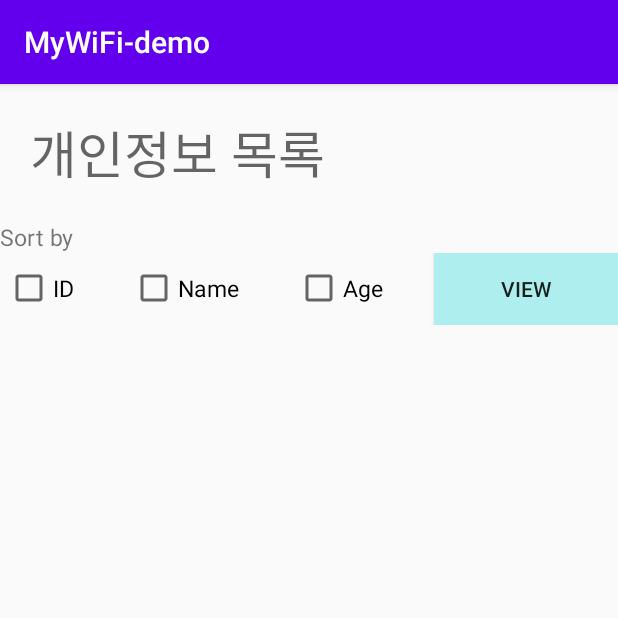
After one commit to heidi618/ohyes_android, an Android app: the ListActivity screen opened directly, with no data from a screen before it, on a phone screen of 412 x 824 dp, the top half of it. The commit adds this screen. Run offline under Robolectric (Android 15) with nearby library versions, the phone set to English and light mode, and no system bars.

Commit message:
개인정보 입력란 하단에 리스트 버튼,리스트 액티비티 만듦(불확실)

```diff
--- a/app/src/main/AndroidManifest.xml
+++ b/app/src/main/AndroidManifest.xml
@@ -2,9 +2,8 @@
 <manifest xmlns:android="http://schemas.android.com/apk/res/android"
     package="com.example.mywifi_demo">
 
-
     <uses-permission android:name="android.permission.INTERNET" />
-
+    <uses-permission android:name="android.permission.INTERNET" />
 
     <application
         android:allowBackup="true"
@@ -13,11 +12,9 @@
         android:roundIcon="@mipmap/ic_launcher_round"
         android:supportsRtl="true"
         android:theme="@style/AppTheme">
-
-        <activity android:name=".JoinActivity"></activity>
+        <activity android:name=".ListActivity"></activity>
+        <activity android:name=".JoinActivity" />
         <activity android:name=".LoginActivity" />
-
-
         <activity android:name=".IntroActivity">
             <intent-filter>
                 <action android:name="android.intent.action.MAIN" />
@@ -25,12 +22,7 @@
                 <category android:name="android.intent.category.LAUNCHER" />
             </intent-filter>
         </activity>
-
         <activity android:name=".MainActivity" />
     </application>
 
-    <uses-permission android:name="android.permission.INTERNET" />
-
-
-
-    </manifest>
+</manifest>
--- /dev/null
+++ b/app/src/main/java/com/example/mywifi_demo/ListActivity.java
@@ -0,0 +1,14 @@
+package com.example.mywifi_demo;
+
+import androidx.appcompat.app.AppCompatActivity;
+
+import android.os.Bundle;
+
+public class ListActivity extends AppCompatActivity {
+
+    @Override
+    protected void onCreate(Bundle savedInstanceState) {
+        super.onCreate(savedInstanceState);
+        setContentView(R.layout.activity_list);
+    }
+}
--- /dev/null
+++ b/app/src/main/res/layout/activity_list.xml
@@ -0,0 +1,91 @@
+<?xml version="1.0" encoding="utf-8"?>
+<LinearLayout xmlns:android="http://schemas.android.com/apk/res/android"
+    xmlns:app="http://schemas.android.com/apk/res-auto"
+    xmlns:tools="http://schemas.android.com/tools"
+    android:layout_width="match_parent"
+    android:layout_height="match_parent"
+    android:orientation="vertical"
+    tools:context=".ListActivity" >
+
+    <TextView
+        android:id="@+id/textview"
+        android:layout_width="match_parent"
+        android:layout_height="wrap_content"
+        android:layout_marginLeft="20dp"
+        android:layout_marginTop="20dp"
+        android:text="개인정보 목록"
+        android:textAppearance="@style/TextAppearance.AppCompat.Display1"/>
+
+    <TextView
+        android:id="@+id/text_sort"
+        android:layout_width="wrap_content"
+        android:layout_height="wrap_content"
+        android:text="Sort by "
+        android:textSize="15dp"
+        android:layout_marginTop="20dp"
+        android:layout_alignLeft="@+id/text_name"
+        android:layout_below="@+id/line1"/>
+
+    <LinearLayout
+        android:layout_width="match_parent"
+        android:layout_height="wrap_content"
+        android:weightSum="4">
+
+        <CheckBox
+            android:id="@+id/check_userid"
+            android:layout_width="wrap_content"
+            android:layout_height="wrap_content"
+            android:layout_alignTop="@+id/text_sort"
+            android:layout_alignBottom="@+id/text_sort"
+            android:layout_marginLeft="3dp"
+            android:layout_toRightOf="@+id/text_sort"
+            android:layout_weight="1"
+            android:text="ID"
+            android:textSize="15dp" />
+
+        <CheckBox
+            android:id="@+id/check_name"
+            android:layout_width="wrap_content"
+            android:layout_height="wrap_content"
+            android:layout_alignTop="@+id/text_sort"
+            android:layout_alignBottom="@+id/text_sort"
+            android:layout_marginLeft="3dp"
+            android:layout_toRightOf="@+id/check_userid"
+            android:layout_weight="1"
+            android:text="Name"
+            android:textSize="15dp" />
+
+        <CheckBox
+            android:id="@+id/check_age"
+            android:layout_width="wrap_content"
+            android:layout_height="wrap_content"
+            android:layout_alignTop="@+id/text_sort"
+            android:layout_alignBottom="@+id/text_sort"
+            android:layout_marginLeft="3dp"
+            android:layout_toRightOf="@+id/check_name"
+            android:layout_weight="1"
+            android:text="Age"
+            android:textSize="15dp" />
+
+        <Button
+            android:id="@+id/btn_select"
+            android:layout_width="wrap_content"
+            android:layout_height="wrap_content"
+            android:layout_alignBaseline="@+id/check_age"
+            android:layout_alignBottom="@+id/check_age"
+            android:layout_weight="1"
+            android:background="#AFEEEE"
+            android:text="View" />
+    </LinearLayout>
+
+
+    <ScrollView
+        android:layout_width="match_parent"
+        android:layout_height="match_parent">
+
+        <ListView
+            android:id="@+id/db_list_view"
+            android:layout_width="match_parent"
+            android:layout_height="match_parent"></ListView>
+    </ScrollView>
+</LinearLayout>
--- a/app/src/main/res/layout/activity_main.xml
+++ b/app/src/main/res/layout/activity_main.xml
@@ -21,11 +21,11 @@
         android:layout_width="match_parent"
         android:layout_height="wrap_content"
         android:layout_marginLeft="10dp"
-        android:layout_marginTop="70dp"
+        android:layout_marginTop="20dp"
         android:layout_marginRight="10dp"
         android:orientation="horizontal"
-        android:paddingTop="30dp"
-        android:paddingBottom="30dp"
+        android:paddingTop="10dp"
+        android:paddingBottom="10dp"
         android:weightSum="5">
 
         <LinearLayout
@@ -114,7 +114,7 @@
         android:layout_width="match_parent"
         android:layout_height="wrap_content"
         android:layout_marginLeft="5dp"
-        android:layout_marginTop="50dp"
+        android:layout_marginTop="0dp"
         android:layout_marginRight="5dp"
         android:orientation="horizontal"
         android:weightSum="3">
```
